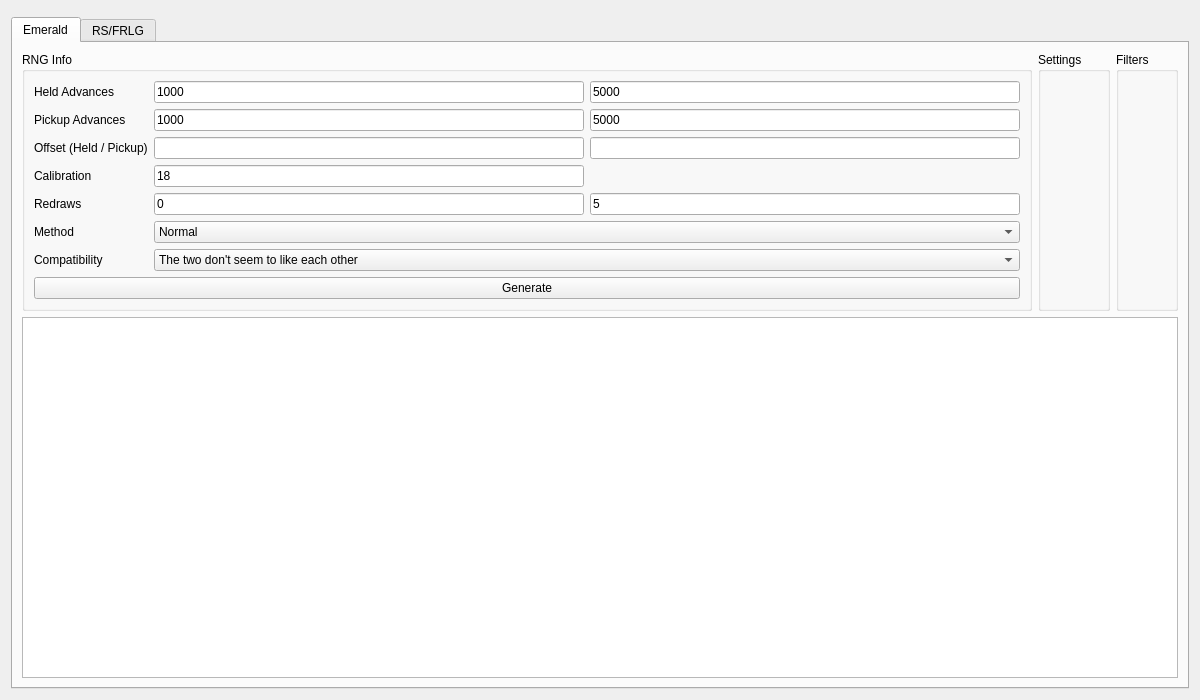
This is Form/Gen3/Eggs3.ui in Admiral-Fish/PokeFinder as Qt 5 draws it before an edit. The edited form follows.
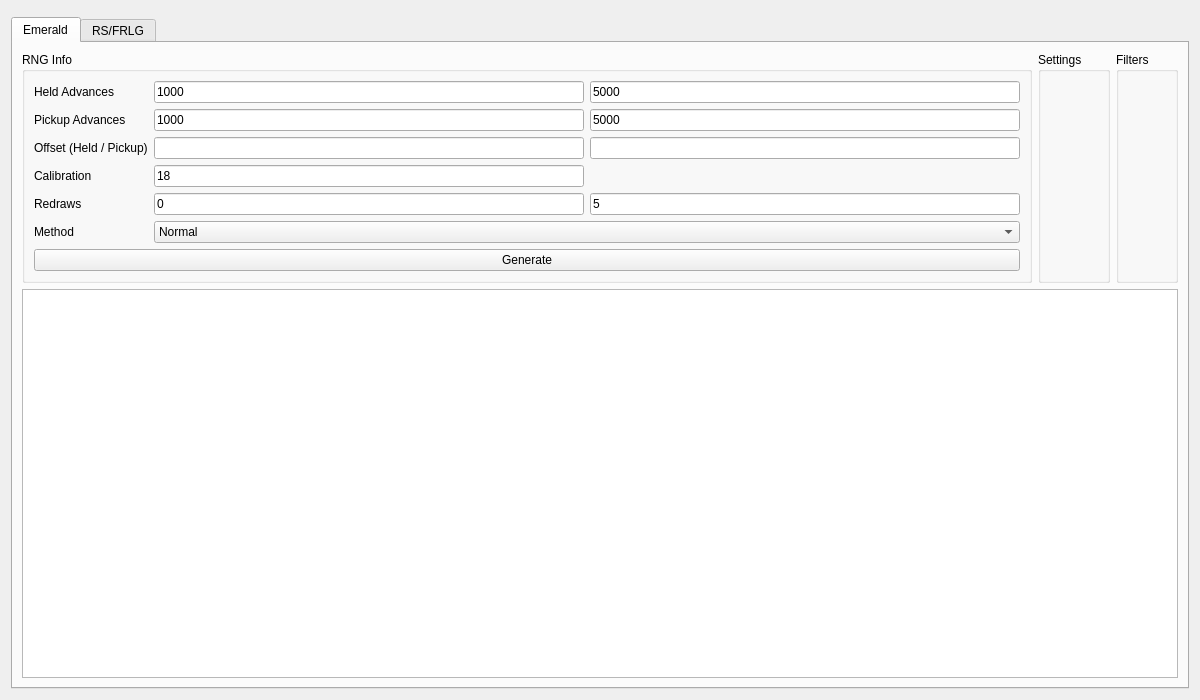
This is the edited form. Custom widgets are drawn as their Qt base class.

```diff
--- a/Form/Gen3/Eggs3.ui
+++ b/Form/Gen3/Eggs3.ui
@@ -146,33 +146,7 @@
             </item>
            </widget>
           </item>
-          <item row="6" column="0">
-           <widget class="QLabel" name="labelEmeraldCompatibility">
-            <property name="text">
-             <string>Compatibility</string>
-            </property>
-           </widget>
-          </item>
-          <item row="6" column="1" colspan="2">
-           <widget class="ComboBox" name="comboBoxEmeraldCompatibility">
-            <item>
-             <property name="text">
-              <string>The two don't seem to like each other</string>
-             </property>
-            </item>
-            <item>
-             <property name="text">
-              <string>The two seem to get along</string>
-             </property>
-            </item>
-            <item>
-             <property name="text">
-              <string>The two seem to get along very well</string>
-             </property>
-            </item>
-           </widget>
-          </item>
-          <item row="7" column="0" colspan="3">
+          <item row="6" column="0" colspan="3">
            <widget class="QPushButton" name="pushButtonEmeraldGenerate">
             <property name="text">
              <string>Generate</string>
```
Left out of the diff: 30 changed lines with no effect on the pictures.
